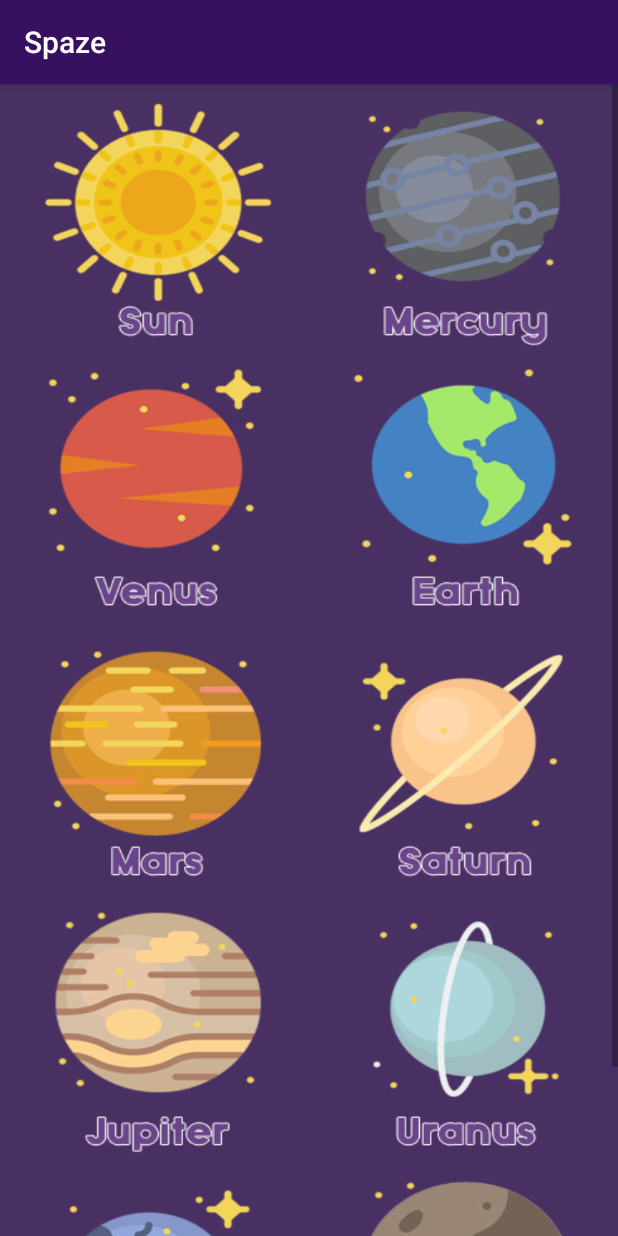
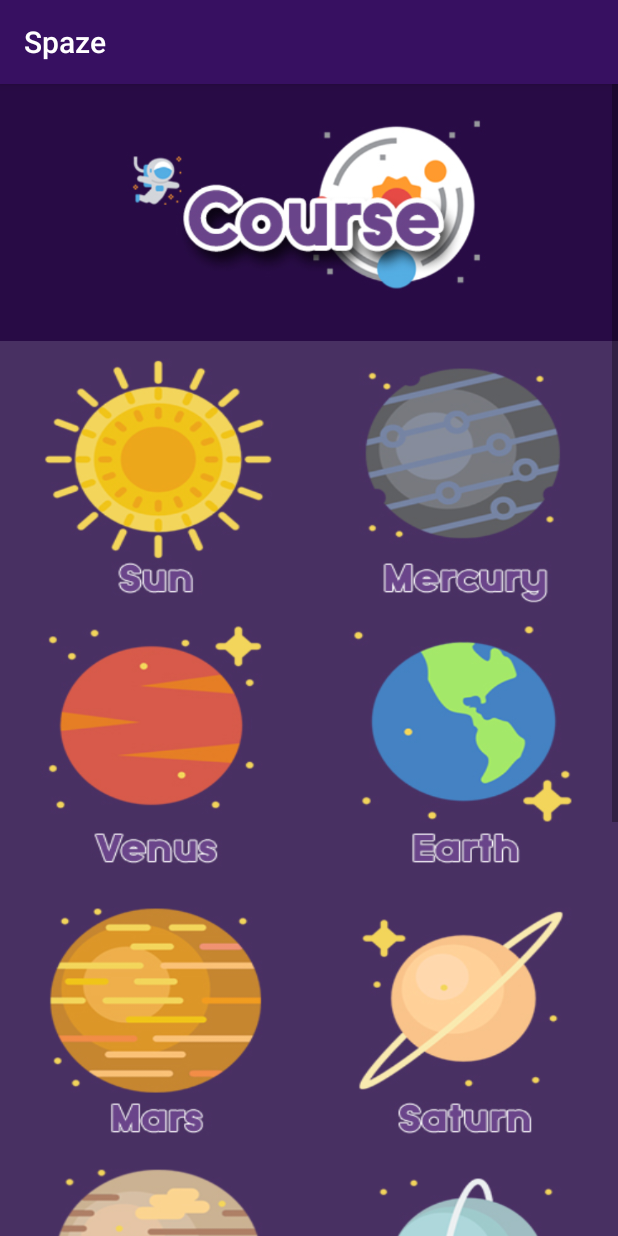
Before and after one commit to iNonzq/Spaze, an Android app: the PagePlanet screen opened directly, with no data from a screen before it, on a phone screen of 412 x 824 dp. Run offline under Robolectric (Android 15) with nearby library versions, the phone set to English and light mode, and no system bars.

Commit message:
Add head and footer

```diff
--- a/app/src/main/res/layout/activity_page_planet.xml
+++ b/app/src/main/res/layout/activity_page_planet.xml
@@ -19,6 +19,13 @@
                 android:layout_width="match_parent"
                 android:layout_height="wrap_content"
                 android:orientation="vertical" >
+
+                <ImageView
+                    android:id="@+id/imageView6"
+                    android:layout_width="match_parent"
+                    android:layout_height="171dp"
+                    android:layout_weight="1"
+                    android:background="@drawable/ahead" />
 
                 <LinearLayout
                     android:layout_width="match_parent"
@@ -136,6 +143,14 @@
                         android:scaleType="fitXY" />
                 </LinearLayout>
 
+                <ImageButton
+                    android:id="@+id/imageButton2"
+                    android:layout_width="match_parent"
+                    android:layout_height="127dp"
+                    android:layout_weight="1"
+                    android:background="@drawable/afoot"
+                    android:scaleType="fitXY" />
+
             </LinearLayout>
         </ScrollView>
 
```
Also changed, not shown: app/src/main/res/drawable/afoot.jpg (added), app/src/main/res/drawable/ahead.jpg (added).
